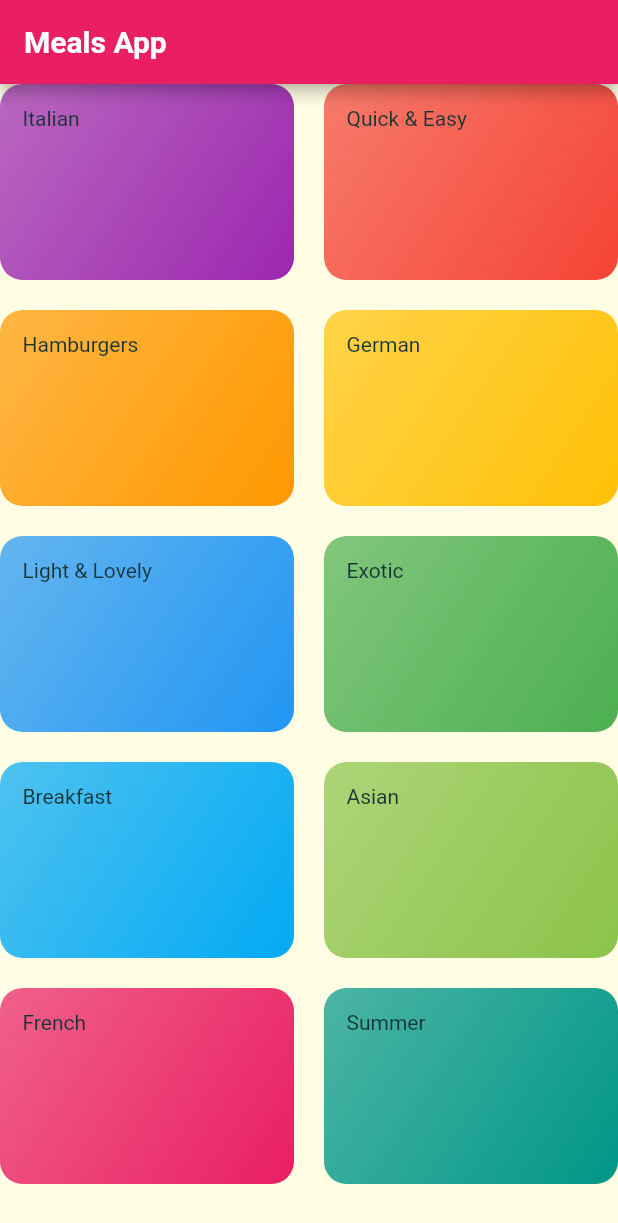
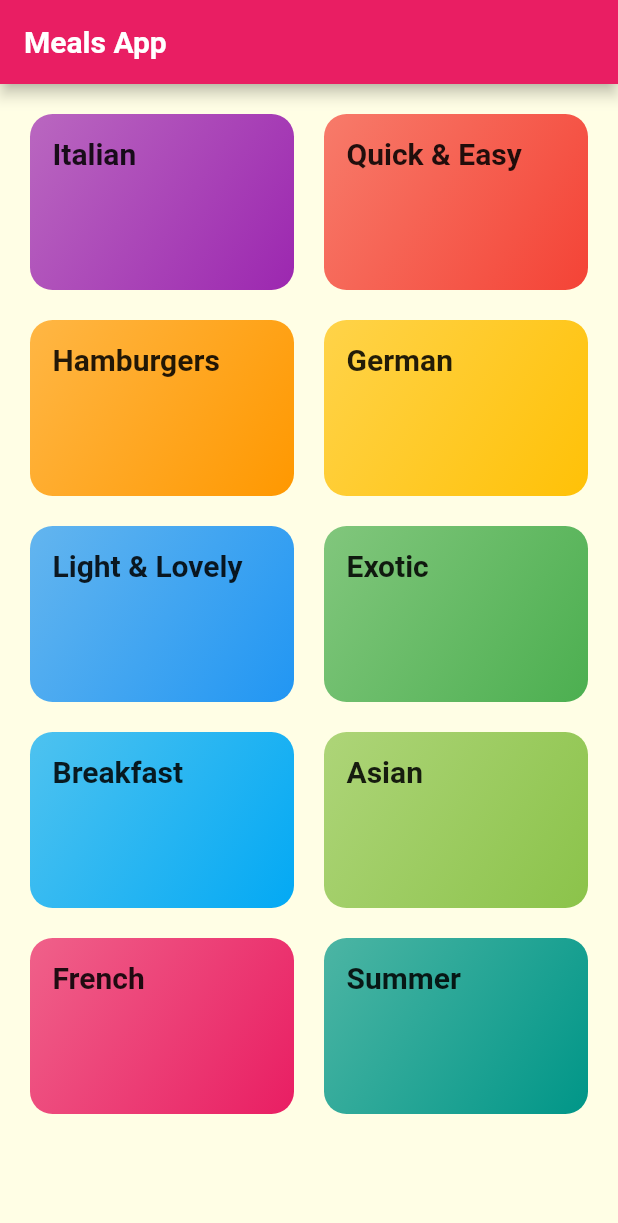
Before and after one commit to Ontan8/meals_app, a Flutter app: the screen it shows after launch, on a phone screen of 412 x 824 dp. Shown: the top 1223 px of the screen. Run offline on Flutter 3.47's test engine with Material 2 defaults, Android fonts, the phone set to English and light mode, and no system bars; Roboto replaces fonts that are missing (Raleway, RobotoCondensed).

Commit message:
minor change

```diff
--- a/lib/categories_screen.dart
+++ b/lib/categories_screen.dart
@@ -12,6 +12,7 @@ class CategoriesScreen extends StatelessWidget {
         title: const Text('Meals App'),
       ),
       body: GridView(
+          padding: const EdgeInsets.all(20),
           children: [
             ...DUMMY_CATEGORIES.map((e) {
               return CategoryItem(e.title, e.color);
--- a/lib/category_items.dart
+++ b/lib/category_items.dart
@@ -9,7 +9,10 @@ class CategoryItem extends StatelessWidget {
   Widget build(BuildContext context) {
     return Container(
         padding: const EdgeInsets.all(15),
-        child: Text(title),
+        child: Text(
+          title,
+          style: Theme.of(context).textTheme.headline6,
+        ),
         decoration: BoxDecoration(
           gradient: LinearGradient(
               colors: [color.withOpacity(0.7), color],
```
